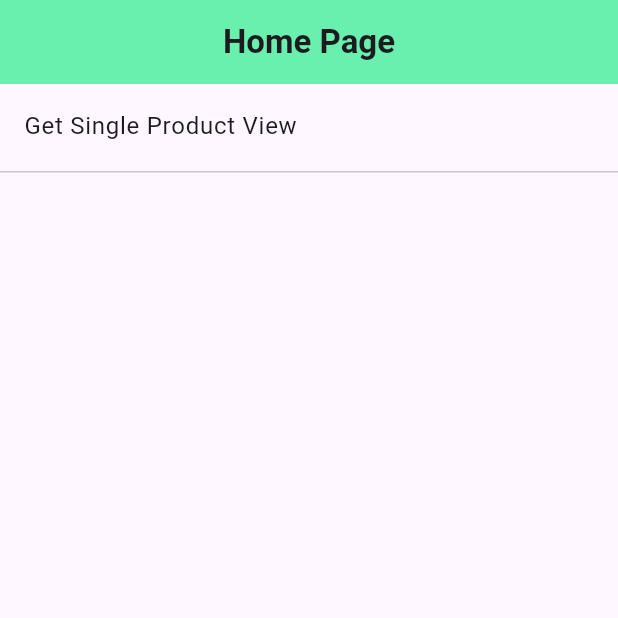
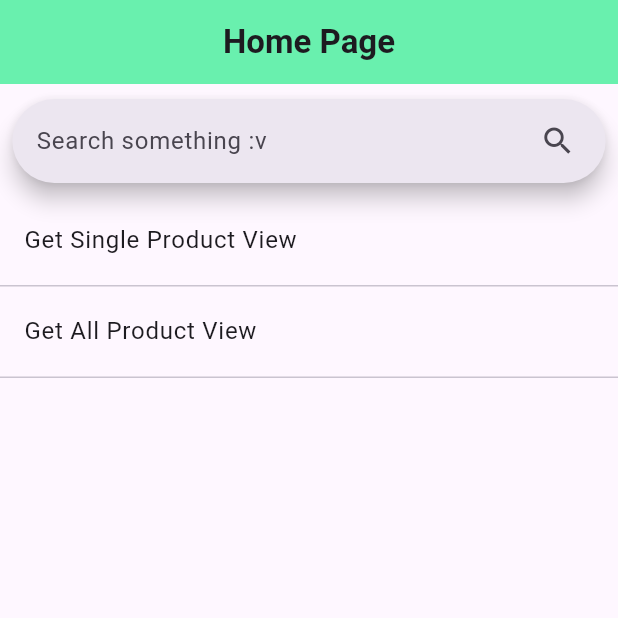
Before and after one commit to syafiulhuda/flutter_product_catalog, a Flutter app: the screen it shows after launch, on a phone screen of 412 x 824 dp, the top half of it. Run offline on Flutter 3.47's test engine with Material 3 defaults, Android fonts, the phone set to English and light mode, and no system bars; our stand-ins replace bloc, equatable, flutter_bloc.

Commit message:
add search bar fitur

```diff
--- /dev/null
+++ b/lib/bloc/get_all_products/get_all_products_bloc.dart
@@ -0,0 +1,40 @@
+import 'dart:convert';
+
+import 'package:bloc/bloc.dart';
+import 'package:equatable/equatable.dart';
+import 'package:flutter_consume_api/models/products.dart';
+
+import 'package:http/http.dart' as http;
+
+part 'get_all_products_event.dart';
+part 'get_all_products_state.dart';
+
+class GetAllProductsBloc
+    extends Bloc<GetAllProductsEvent, GetAllProductsState> {
+  GetAllProductsBloc() : super(GetAllProductsInitial()) {
+    on<FetchAllProducts>(_fetchAllProducts);
+  }
+
+  void _fetchAllProducts(
+      FetchAllProducts event, Emitter<GetAllProductsState> emit) async {
+    try {
+      emit(GetAllProductsLoading());
+
+      Uri url = Uri.parse("https://dummyjson.com/products");
+
+      var response = await http.get(url);
+
+      if (response.statusCode == 200) {
+        Map<String, dynamic> data = json.decode(response.body);
+
+        Products products = Products.fromMap(data);
+
+        emit(GetAllProductsSuccess(products: products));
+      } else {
+        emit(const GetAllProductsError(message: "Failed to Get All Products"));
+      }
+    } catch (e) {
+      emit(GetAllProductsError(message: "Error: $e"));
+    }
+  }
+}
--- /dev/null
+++ b/lib/bloc/get_all_products/get_all_products_event.dart
@@ -0,0 +1,17 @@
+part of 'get_all_products_bloc.dart';
+
+sealed class GetAllProductsEvent extends Equatable {
+  const GetAllProductsEvent();
+
+  @override
+  List<Object> get props => [];
+}
+
+class FetchAllProducts extends GetAllProductsEvent {
+  final Products fetchAllProducts;
+
+  const FetchAllProducts({required this.fetchAllProducts});
+
+  @override
+  List<Object> get props => [fetchAllProducts];
+}
--- /dev/null
+++ b/lib/bloc/get_all_products/get_all_products_state.dart
@@ -0,0 +1,30 @@
+part of 'get_all_products_bloc.dart';
+
+sealed class GetAllProductsState extends Equatable {
+  const GetAllProductsState();
+
+  @override
+  List<Object> get props => [];
+}
+
+final class GetAllProductsInitial extends GetAllProductsState {}
+
+final class GetAllProductsLoading extends GetAllProductsState {}
+
+final class GetAllProductsSuccess extends GetAllProductsState {
+  final Products products;
+
+  const GetAllProductsSuccess({required this.products});
+
+  @override
+  List<Object> get props => [products];
+}
+
+final class GetAllProductsError extends GetAllProductsState {
+  final String message;
+
+  const GetAllProductsError({required this.message});
+
+  @override
+  List<Object> get props => [message];
+}
--- a/lib/bloc/get_single_product/get_single_product_bloc.dart
+++ b/lib/bloc/get_single_product/get_single_product_bloc.dart
@@ -13,6 +13,7 @@ class GetSingleProductBloc
     extends Bloc<GetSingleProductEvent, GetSingleProductState> {
   GetSingleProductBloc() : super(GetSingleProductInitial()) {
     on<FetchSingleProduct>(_fetchSingleProduct);
+    on<FetchSingleProductByName>(_fetchSingleProductByName);
   }
 
   void _fetchSingleProduct(
@@ -35,4 +36,49 @@ class GetSingleProductBloc
       emit(GetSingleProductError(message: "Error: $e"));
     }
   }
+
+  void _fetchSingleProductByName(FetchSingleProductByName event,
+      Emitter<GetSingleProductState> emit) async {
+    emit(GetSingleProductLoading());
+
+    try {
+      Uri url = Uri.parse("https://dummyjson.com/products");
+
+      var response = await http.get(url);
+
+      if (response.statusCode == 200) {
+        List<dynamic> data = json.decode(response.body)['products'];
+
+        String? productId;
+        for (var product in data) {
+          if (product['title'].toLowerCase() == event.title.toLowerCase()) {
+            productId = product['id'].toString();
+            break;
+          }
+        }
+
+        if (productId != null) {
+          Uri productUrl =
+              Uri.parse("https://dummyjson.com/products/$productId");
+          var productResponse = await http.get(productUrl);
+
+          if (productResponse.statusCode == 200) {
+            Map<String, dynamic> data = json.decode(productResponse.body);
+
+            SingleProduct product = SingleProduct.fromMap(data);
+            emit(GetSingleProductSuccess(singleProduct: product));
+          } else {
+            emit(const GetSingleProductError(
+                message: "Error fetching product details"));
+          }
+        } else {
+          emit(const GetSingleProductError(message: "Product not found"));
+        }
+      } else {
+        emit(const GetSingleProductError(message: "Error fetching products"));
+      }
+    } catch (e) {
+      emit(GetSingleProductError(message: "Error: $e"));
+    }
+  }
 }
--- a/lib/bloc/get_single_product/get_single_product_event.dart
+++ b/lib/bloc/get_single_product/get_single_product_event.dart
@@ -1,3 +1,4 @@
+// ignore_for_file: public_member_api_docs, sort_constructors_first
 part of 'get_single_product_bloc.dart';
 
 sealed class GetSingleProductEvent extends Equatable {
@@ -15,3 +16,12 @@ class FetchSingleProduct extends GetSingleProductEvent {
   @override
   List<Object> get props => [userId];
 }
+
+class FetchSingleProductByName extends GetSingleProductEvent {
+  final String title;
+
+  const FetchSingleProductByName({required this.title});
+
+  @override
+  List<Object> get props => [title];
+}
--- a/lib/main.dart
+++ b/lib/main.dart
@@ -3,6 +3,7 @@ import 'dart:io';
 import 'package:flutter/material.dart';
 import 'package:flutter_bloc/flutter_bloc.dart';
 import 'package:flutter_consume_api/app.dart';
+import 'package:flutter_consume_api/bloc/get_all_products/get_all_products_bloc.dart';
 import 'package:flutter_consume_api/bloc/get_single_product/get_single_product_bloc.dart';
 
 // ! Handling CERTIFICATE_VERIFY_FAILED
@@ -30,6 +31,9 @@ class MyApp extends StatelessWidget {
         BlocProvider(
           create: (context) => GetSingleProductBloc(),
         ),
+        BlocProvider(
+          create: (context) => GetAllProductsBloc(),
+        ),
       ],
       child: App(),
     );
--- a/lib/models/products.dart
+++ b/lib/models/products.dart
@@ -1,3 +1,5 @@
+// ignore_for_file: constant_identifier_names
+
 import 'dart:convert';
 
 class Products {
--- a/lib/models/single_product.dart
+++ b/lib/models/single_product.dart
@@ -1,7 +1,7 @@
 import 'dart:convert';
 
 class SingleProduct {
-  final int id;
+  final int? id;
   final String? title;
   final String? description;
   final String? category;
@@ -25,7 +25,7 @@ class SingleProduct {
   final String? thumbnail;
 
   SingleProduct({
-    required this.id,
+    this.id,
     this.title,
     this.description,
     this.category,
--- a/lib/models/user.dart
+++ b/lib/models/user.dart
@@ -1,3 +1,5 @@
+// ignore_for_file: constant_identifier_names
+
 import 'dart:convert';
 
 class User {
--- a/lib/pages/home_page.dart
+++ b/lib/pages/home_page.dart
@@ -1,5 +1,8 @@
 import 'package:flutter/material.dart';
+import 'package:flutter_bloc/flutter_bloc.dart';
+import 'package:flutter_consume_api/bloc/get_single_product/get_single_product_bloc.dart';
 import 'package:flutter_consume_api/widgets/custom_app_bar.dart';
+import 'package:flutter_consume_api/widgets/search_bar_widget.dart';
 
 class HomePage extends StatelessWidget {
   const HomePage({super.key});
@@ -9,10 +12,19 @@ class HomePage extends StatelessWidget {
     // ! Routes
     final List<Map<String, String>> routes = [
       {"name": "Get Single Product View", "route": "/getSingleProductView"},
+      {"name": "Get All Product View", "route": "/getAllProductView"},
     ];
+
+    final screenHorizontal = MediaQuery.of(context).size.width;
+
+    GetSingleProductBloc getSingleProductBlocByName =
+        context.read<GetSingleProductBloc>();
+
+    TextEditingController searchBarControler = TextEditingController();
 
     return Scaffold(
       appBar: const CustomAppBar(
+        centerTile: true,
         widget: Text(
           "Home Page",
           style: TextStyle(
@@ -20,7 +32,51 @@ class HomePage extends StatelessWidget {
           ),
         ),
       ),
-      body: ListView.builder(
+      body: Column(
+        children: [
+          const SizedBox(height: 10),
+          SeacrBarWidget(
+            screenHorizontal: screenHorizontal,
+            searchBarControler: searchBarControler,
+            trailing: [
+              BlocConsumer<GetSingleProductBloc, GetSingleProductState>(
+                listener: (context, state) {
+                  if (state is GetSingleProductError) {
+                    ScaffoldMessenger.of(context).showSnackBar(
+                      SnackBar(
+                        content: Text(state.message),
+                      ),
+                    );
+                  } else if (state is GetSingleProductSuccess) {
+                    Navigator.pushNamed(
+                      context,
+                      "/searchSingleProductByName",
+                      arguments: state.singleProduct,
+                    );
+                  }
+                },
+                listenWhen: (previous, current) {
+                  return current is GetSingleProductError ||
+                      current is GetSingleProductSuccess;
+                },
+                builder: (context, state) {
+                  return IconButton(
+                    onPressed: () {
+                      getSingleProductBlocByName.add(
+                        FetchSingleProductByName(
+                          title: searchBarControler.text,
+                        ),
+                      );
+                    },
+                    icon: const Icon(Icons.search),
+                  );
+                },
+              ),
+            ],
+          ),
+          const SizedBox(height: 10),
+          Expanded(
+            child: ListView.builder(
               itemCount: routes.length,
               itemBuilder: (context, index) {
                 final route = routes[index];
@@ -43,6 +99,9 @@ class HomePage extends StatelessWidget {
                 );
               },
             ),
+          ),
+        ],
+      ),
     );
   }
 }
--- a/lib/routes/routes.dart
+++ b/lib/routes/routes.dart
@@ -1,13 +1,20 @@
 import 'package:flutter/material.dart';
 import 'package:flutter_bloc/flutter_bloc.dart';
+import 'package:flutter_consume_api/bloc/get_all_products/get_all_products_bloc.dart';
 import 'package:flutter_consume_api/bloc/get_single_product/get_single_product_bloc.dart';
+import 'package:flutter_consume_api/models/products.dart';
+import 'package:flutter_consume_api/models/single_product.dart';
 import 'package:flutter_consume_api/pages/home_page.dart';
 import 'package:flutter_consume_api/pages/not_found.dart';
+import 'package:flutter_consume_api/views/details/detail_per_product.dart';
+import 'package:flutter_consume_api/views/details/search_single_product_by_name.dart';
+import 'package:flutter_consume_api/views/get_all_products_view.dart';
 import 'package:flutter_consume_api/views/get_single_product_view.dart';
 
 class AppRoutes {
   // ! Inject BlocProvider
   GetSingleProductBloc getSingleProductBloc = GetSingleProductBloc();
+  GetAllProductsBloc getAllProductsBloc = GetAllProductsBloc();
 
   Route onRoute(RouteSettings settings) {
     switch (settings.name) {
@@ -22,6 +29,31 @@ class AppRoutes {
             child: const GetSingleProductView(),
           ),
         );
+      case "/getAllProductView":
+        return MaterialPageRoute(
+          builder: (context) => BlocProvider.value(
+            value: getAllProductsBloc,
+            child: const GetAllProductsView(),
+          ),
+        );
+      case "/detailPerProduct":
+        final product = settings.arguments as Product;
+
+        return MaterialPageRoute(
+          builder: (context) => BlocProvider.value(
+            value: getAllProductsBloc,
+            child: DetailPerProduct(product: product),
+          ),
+        );
+      case "/searchSingleProductByName":
+        final productName = settings.arguments as SingleProduct;
+
+        return MaterialPageRoute(
+          builder: (context) => BlocProvider.value(
+            value: getAllProductsBloc,
+            child: SearchSingleProductByName(productName: productName),
+          ),
+        );
 
       default:
         return MaterialPageRoute(
--- a/lib/widgets/custom_app_bar.dart
+++ b/lib/widgets/custom_app_bar.dart
@@ -1,11 +1,13 @@
 import 'package:flutter/material.dart';
 
 class CustomAppBar extends StatelessWidget implements PreferredSizeWidget {
+  final bool centerTile;
   final Widget widget;
   final List<Widget>? actions;
 
   const CustomAppBar({
     super.key,
+    this.centerTile = true,
     required this.widget,
     this.actions,
   });
@@ -13,7 +15,7 @@ class CustomAppBar extends StatelessWidget implements PreferredSizeWidget {
   @override
   Widget build(BuildContext context) {
     return AppBar(
-      centerTitle: true,
+      centerTitle: centerTile,
       backgroundColor: Colors.greenAccent,
       title: widget,
       actions: actions,
--- /dev/null
+++ b/lib/widgets/search_bar_widget.dart
@@ -0,0 +1,28 @@
+import 'package:flutter/material.dart';
+
+class SeacrBarWidget extends StatelessWidget {
+  final double screenHorizontal;
+  final TextEditingController searchBarControler;
+  final List<Widget>? trailing;
+
+  const SeacrBarWidget({
+    super.key,
+    required this.screenHorizontal,
+    required this.searchBarControler,
+    this.trailing,
+  });
+
+  @override
+  Widget build(BuildContext context) {
+    return Padding(
+      padding: EdgeInsets.symmetric(
+        horizontal: screenHorizontal * 0.02,
+      ),
+      child: SearchBar(
+        controller: searchBarControler,
+        hintText: "Search something :v",
+        trailing: trailing,
+      ),
+    );
+  }
+}
```
Also changed, not shown: lib/views/details/detail_per_product.dart (added, +81 -0 lines), lib/views/details/search_single_product_by_name.dart (added, +83 -0 lines), lib/views/get_all_products_view.dart (added, +121 -0 lines), lib/views/get_single_product_view.dart (+23 -54 lines). Lines whose indentation alone changed are shown as unchanged.
